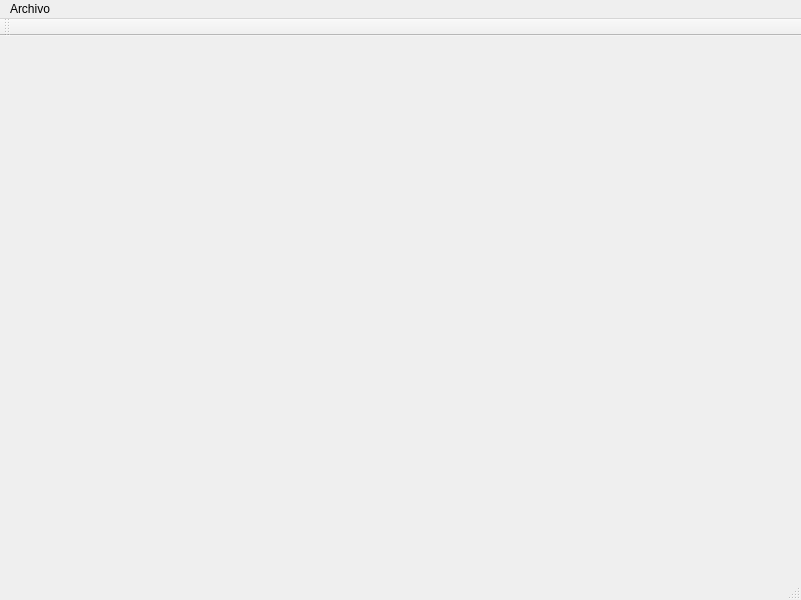
First picture: the form in src/gui/MainWindow.ui, repository hspitia/Optimization, before the edit.
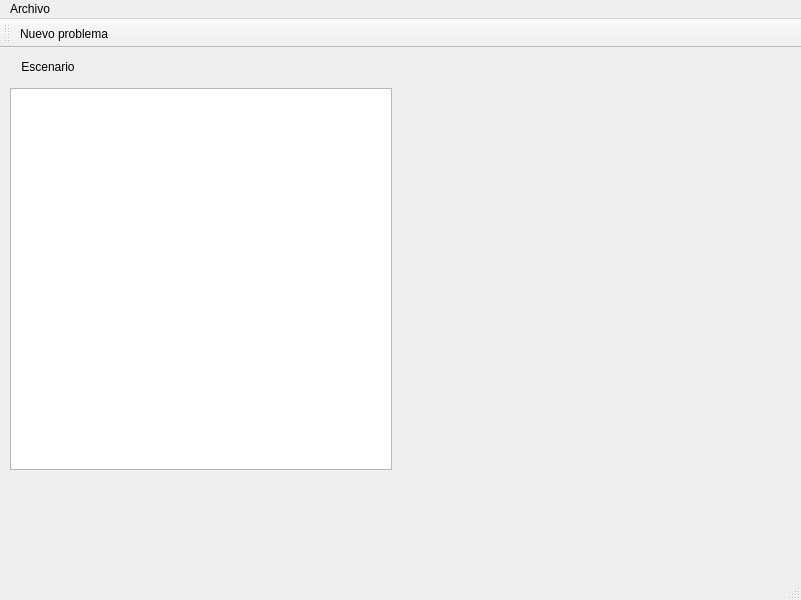
Second picture: the form after the edit. Icons and pictures are not drawn.

Commit message: Parser y escenario implementados

The edit to the form file:
```diff
--- a/src/gui/MainWindow.ui
+++ b/src/gui/MainWindow.ui
@@ -13,7 +13,68 @@
   <property name="windowTitle">
    <string>MainWindow</string>
   </property>
-  <widget class="QWidget" name="centralwidget"/>
+  <widget class="QWidget" name="centralwidget">
+   <widget class="QScrollArea" name="scrollArea">
+    <property name="geometry">
+     <rect>
+      <x>10</x>
+      <y>40</y>
+      <width>382</width>
+      <height>382</height>
+     </rect>
+    </property>
+    <property name="widgetResizable">
+     <bool>true</bool>
+    </property>
+    <widget class="QWidget" name="scrollAreaWidgetContents">
+     <property name="geometry">
+      <rect>
+       <x>0</x>
+       <y>0</y>
+       <width>380</width>
+       <height>380</height>
+      </rect>
+     </property>
+     <layout class="QGridLayout" name="gridLayout">
+      <property name="margin">
+       <number>0</number>
+      </property>
+      <item row="0" column="0">
+       <widget class="QLabel" name="imageLabel">
+        <property name="styleSheet">
+         <string notr="true">QLabel {
+	
+	background-color: rgb(255, 255, 255);
+}</string>
+        </property>
+        <property name="text">
+         <string/>
+        </property>
+       </widget>
+      </item>
+     </layout>
+    </widget>
+   </widget>
+   <widget class="QLabel" name="label">
+    <property name="geometry">
+     <rect>
+      <x>9</x>
+      <y>9</y>
+      <width>78</width>
+      <height>20</height>
+     </rect>
+    </property>
+    <property name="styleSheet">
+     <string notr="true">font: 12pt &quot;Sans Serif&quot;;</string>
+    </property>
+    <property name="text">
+     <string>Escenario</string>
+    </property>
+    <property name="alignment">
+     <set>Qt::AlignCenter</set>
+    </property>
+   </widget>
+  </widget>
   <widget class="QMenuBar" name="menubar">
    <property name="geometry">
     <rect>
@@ -43,6 +104,7 @@
    <attribute name="toolBarBreak">
     <bool>false</bool>
    </attribute>
+   <addaction name="newProblemInputAction"/>
   </widget>
   <action name="newProblemInputAction">
    <property name="text">
```
Left out of the diff: 8 changed lines with no effect on the pictures. The commit also changes 35 other files.
